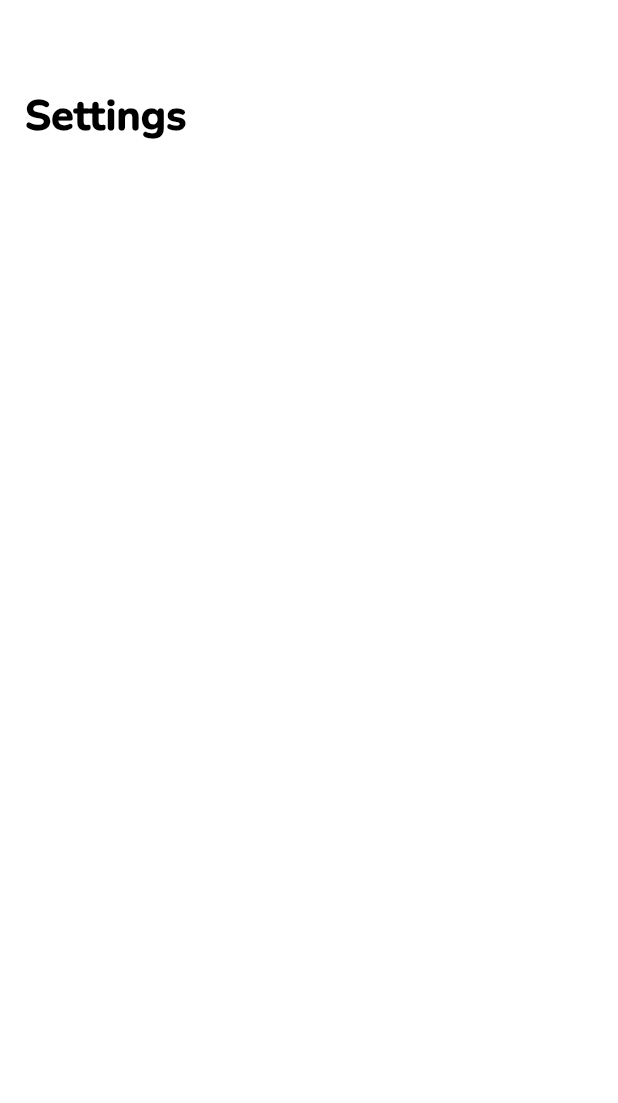
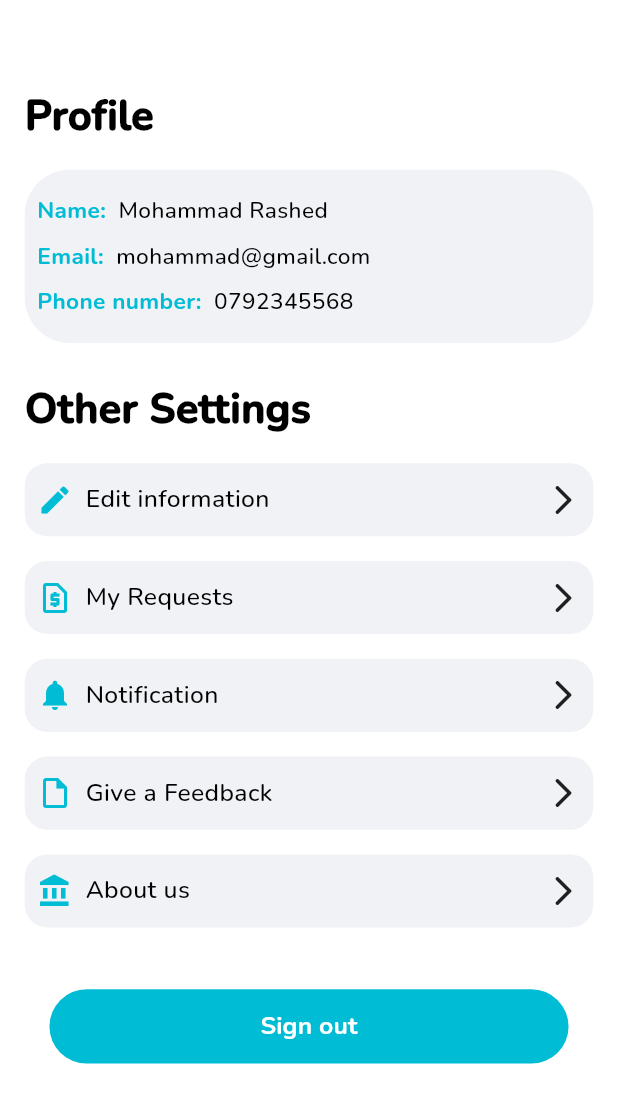
Before and after one commit to carlosdarras/services_repo, a Flutter app: the SettingsView screen opened directly, on a phone screen of 412 x 824 dp. Shown: the top 1103 px of the screen. Run offline on Flutter 3.47's test engine with Material 3 defaults, Android fonts, the phone set to English and light mode, and no system bars; our stand-ins replace bloc, carousel_slider, firebase_auth, firebase_core, flutter_bloc, fluttertoast and 4 more; accounts and stored records are empty.

Commit message:
finish settings

```diff
--- a/lib/app.dart
+++ b/lib/app.dart
@@ -20,7 +20,7 @@ class App extends StatelessWidget {
             foregroundColor: Colors.black,
           ),
         ),
-        home: const LoginView(),
+        home:  LoginView(),
       );
     });
   }
--- a/lib/view/screens/settings/settings_content.dart
+++ b/lib/view/screens/settings/settings_content.dart
@@ -1,8 +1,7 @@
-import 'package:flutter/cupertino.dart';
-import 'package:services_repo/view/common_widgets/text_widget.dart';
-import 'package:services_repo/view/common_widgets/vertical_spacing.dart';
+
+import 'package:flutter/material.dart';
+
 import 'package:services_repo/view/tools.dart';
-
 
 class SettingsContent extends StatelessWidget {
   const SettingsContent({super.key});
@@ -10,12 +9,187 @@ class SettingsContent extends StatelessWidget {
   @override
   Widget build(BuildContext context) {
     return ListView(
-      padding: EdgeInsets.symmetric(horizontal: 4.w,vertical: 7.h),
+      padding: EdgeInsets.symmetric(horizontal: 4.w, vertical: 7.h),
       children: [
-        TextWidget(text: "Settings",fontSize: 20.sp ,fontWeight: FontWeight.w900,),
+        TextWidget(
+          text: "Profile",
+          fontSize: 20.sp,
+          fontWeight: FontWeight.w900,
+        ),
         const VerticalSpacing(2),
         Container(
-          padding: EdgeInsets.symmetric(horizontal: 4.w,vertical: 2.h),
+          padding: EdgeInsets.symmetric(horizontal: 2.w, vertical: 2.h),
+          decoration: BoxDecoration(
+            color: AppColors.myGrey,
+            borderRadius: BorderRadius.circular(30),
+          ),
+          child: Row(
+            children: [
+              Column(
+                crossAxisAlignment: CrossAxisAlignment.start,
+                children: [
+                  Row(
+                    children: [
+                      TextWidget(
+                        text: "Name:",
+                        fontWeight: FontWeight.bold,
+                        textColor: AppColors.primaryColor,
+                        fontSize: 11.sp,
+                      ),
+                      const HorizontalSpacing(2),
+                      TextWidget(
+                        text: "Mohammad Rashed",
+                        fontSize: 11.sp,
+                      ),
+                    ],
+                  ),
+                  const VerticalSpacing(
+                    1,
+                    width: 0,
+                  ),
+                  Row(
+                    children: [
+                      TextWidget(
+                        text: "Email:",
+                        fontWeight: FontWeight.bold,
+                        textColor: AppColors.primaryColor,
+                        fontSize: 11.sp,
+                      ),
+                      const HorizontalSpacing(2),
+                      TextWidget(
+                        text: "mohammad@gmail.com",
+                        fontSize: 11.sp,
+                      ),
+                    ],
+                  ),
+                  const VerticalSpacing(
+                    1,
+                    width: 0,
+                  ),
+                  Row(
+                    children: [
+                      TextWidget(
+                        text: "Phone number:",
+                        fontWeight: FontWeight.bold,
+                        textColor: AppColors.primaryColor,
+                        fontSize: 11.sp,
+                      ),
+                      const HorizontalSpacing(2),
+                      TextWidget(
+                        text: "0792345568",
+                        fontSize: 11.sp,
+                      ),
+                    ],
+                  ),
+                ],
+              ),
+            ],
+          ),
+        ),
+        const VerticalSpacing(3),
+        TextWidget(
+          text: "Other Settings",
+          fontSize: 20.sp,
+          fontWeight: FontWeight.w900,
+        ),
+        const VerticalSpacing(2),
+        Container(
+          padding: EdgeInsets.symmetric(horizontal: 2.w, vertical: 1.5.h),
+          decoration: BoxDecoration(
+              borderRadius: BorderRadius.circular(15), color: AppColors.myGrey),
+          child: const Row(
+            children: [
+              Icon(
+                Icons.edit,
+                color: AppColors.primaryColor,
+              ),
+              HorizontalSpacing(2),
+              TextWidget(text: "Edit information"),
+              Spacer(),
+              Icon(Icons.arrow_forward_ios_rounded)
+            ],
+          ),
+        ),
+        const VerticalSpacing(2),
+        Container(
+          padding: EdgeInsets.symmetric(horizontal: 2.w, vertical: 1.5.h),
+          decoration: BoxDecoration(
+              borderRadius: BorderRadius.circular(15), color: AppColors.myGrey),
+          child: const Row(
+            children: [
+              Icon(
+                Icons.request_page_outlined,
+                color: AppColors.primaryColor,
+              ),
+              HorizontalSpacing(2),
+              TextWidget(text: "My Requests"),
+              Spacer(),
+              Icon(Icons.arrow_forward_ios_rounded),
+            ],
+          ),
+        ),
+        const VerticalSpacing(2),
+        Container(
+          padding: EdgeInsets.symmetric(horizontal: 2.w, vertical: 1.5.h),
+          decoration: BoxDecoration(
+              borderRadius: BorderRadius.circular(15), color: AppColors.myGrey),
+          child: const Row(
+            children: [
+              Icon(
+                Icons.notifications,
+                color: AppColors.primaryColor,
+              ),
+              HorizontalSpacing(2),
+              TextWidget(text: "Notification"),
+              Spacer(),
+              Icon(Icons.arrow_forward_ios_rounded),
+            ],
+          ),
+        ),
+        const VerticalSpacing(2),
+        Container(
+          padding: EdgeInsets.symmetric(horizontal: 2.w, vertical: 1.5.h),
+          decoration: BoxDecoration(
+              borderRadius: BorderRadius.circular(15), color: AppColors.myGrey),
+          child: const Row(
+            children: [
+              Icon(
+                Icons.insert_drive_file_outlined,
+                color: AppColors.primaryColor,
+              ),
+              HorizontalSpacing(2),
+              TextWidget(text: "Give a Feedback"),
+              Spacer(),
+              Icon(Icons.arrow_forward_ios_rounded),
+            ],
+          ),
+        ),
+        const VerticalSpacing(2),
+        Container(
+          padding: EdgeInsets.symmetric(horizontal: 2.w, vertical: 1.5.h),
+          decoration: BoxDecoration(
+              borderRadius: BorderRadius.circular(15), color: AppColors.myGrey),
+          child: const Row(
+            children: [
+              Icon(
+                Icons.account_balance_sharp,
+                color: AppColors.primaryColor,
+              ),
+              HorizontalSpacing(2),
+              TextWidget(text: "About us"),
+              Spacer(),
+              Icon(Icons.arrow_forward_ios_rounded),
+            ],
+          ),
+        ),
+        const VerticalSpacing(5),
+        Padding(
+          padding: EdgeInsets.symmetric(horizontal: 4.w),
+          child: ActionButton(
+            onPressed: () {},
+            text: "Sign out",
+            fontWight: FontWeight.bold,
+          ),
         )
       ],
     );
```
Also changed, not shown: 1 other file.
